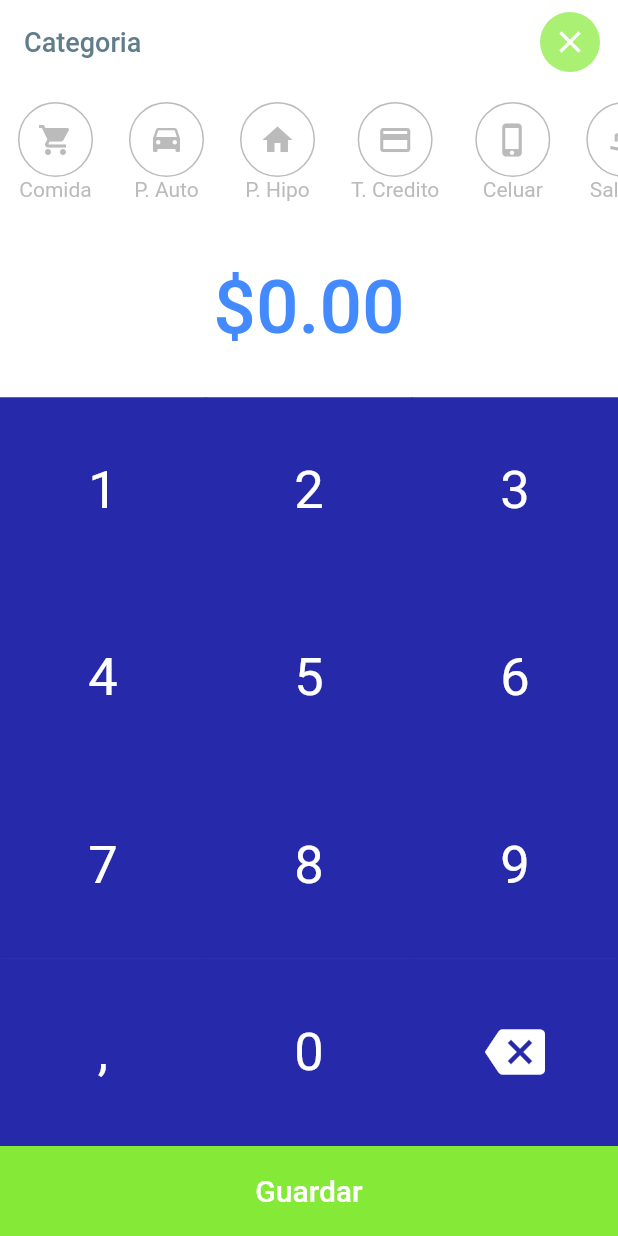
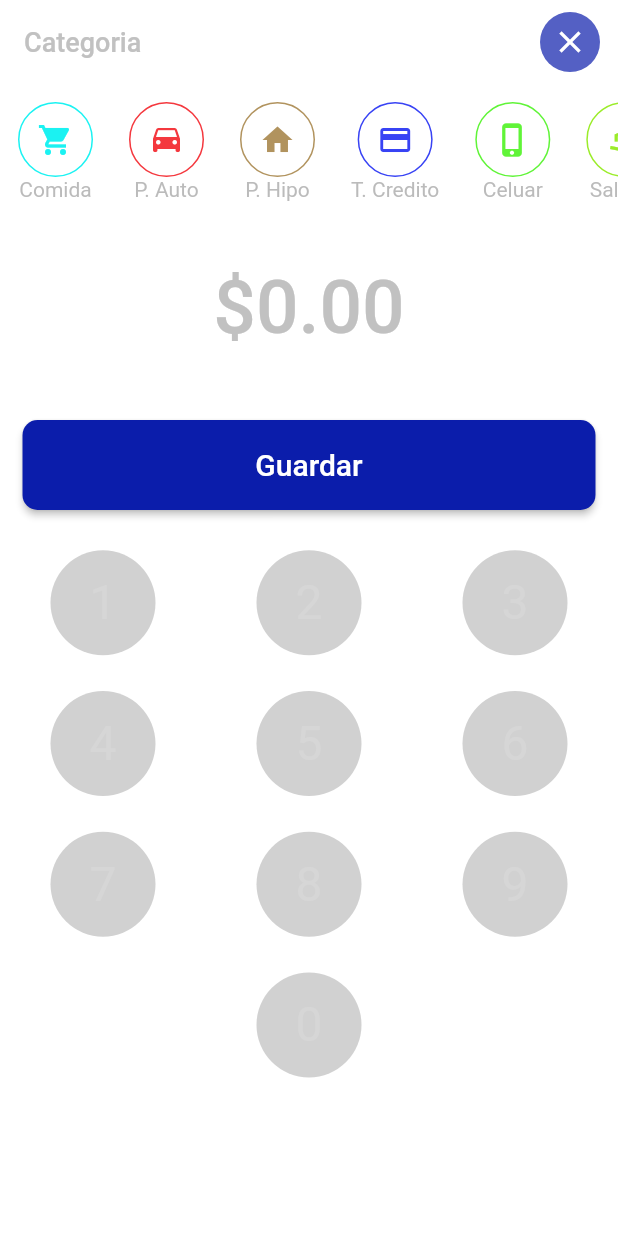
Before and after one commit to jchevalier98/FluuterApp, a Flutter app: the AddPage screen opened by its route, on a phone screen of 412 x 824 dp. Run offline on Flutter 3.47's test engine with Material 2 defaults, Android fonts, the phone set to English and light mode, and no system bars; our stand-ins replace charts_flutter, cloud_firestore, font_awesome_flutter; accounts and stored records are empty.

Commit message:
se suben cambios del menu

```diff
--- a/lib/pages/add_page.dart
+++ b/lib/pages/add_page.dart
@@ -18,12 +18,12 @@ class _AddPageState extends State<AddPage> {
     return Scaffold(
       appBar: AppBar(
         automaticallyImplyLeading: false,
-        backgroundColor: Colors.transparent,
+        backgroundColor: Colors.white,
         elevation: 0.0,
         title: Text(
           "Categoria",
           style: TextStyle(
-            color: Colors.blueGrey,
+            color: Color(0xFFc1c1c1),
             fontSize: 18.0,
             fontWeight: FontWeight.w500
           ),
@@ -34,7 +34,7 @@ class _AddPageState extends State<AddPage> {
             child: Container(
               decoration: BoxDecoration(
                 shape: BoxShape.circle,
-                color: Color(0xFF85e938).withOpacity(0.7),
+                color: Color(0xFF0b1dab).withOpacity(0.7),
               ),
               child: IconButton(
                 icon: Icon(
@@ -49,7 +49,10 @@ class _AddPageState extends State<AddPage> {
           )
         ],
       ),
-      body: _body(),
+      body: Container(
+        color: Colors.white,
+        child: _body()
+      ),
     );
   }
 
@@ -58,8 +61,11 @@ class _AddPageState extends State<AddPage> {
       children: <Widget>[
         _categorySelector(),
         _currentValue(),
-        _numpad(),
-        _submit()
+        Container(
+          padding: const EdgeInsets.all(15.0),
+          child: _submit()
+        ),
+        _numpad()
       ],
     );
   }
@@ -78,7 +84,6 @@ class _AddPageState extends State<AddPage> {
           "Ropa": FontAwesomeIcons.tshirt,
           "Alcohol": FontAwesomeIcons.beer,
           "Otros": Icons.beach_access,
-          //"Añadir": Icons.add,
         },
         onValueChanged: (newCategory) => category = newCategory,
       ),
@@ -94,7 +99,7 @@ class _AddPageState extends State<AddPage> {
         style: TextStyle(
           fontSize: 50.0,
           fontWeight: FontWeight.w500,
-          color: Colors.blueAccent
+          color: Color(0xFFc1c1c1),
         ),
       ),
     );
@@ -115,13 +120,24 @@ class _AddPageState extends State<AddPage> {
       },
       child: Container(
         height: heigth,
-        color: Color(0xFF262aaa),
+        color: Colors.white,
         child: Center(
-          child: Text(
-            text,
-            style: TextStyle(
-              color: Colors.white,
-              fontSize: 35.0
+          child: Container(
+            padding: const EdgeInsets.all(15.0),
+            width: 70,
+            height: 70,
+            decoration: new BoxDecoration(
+              color: Color(0xFFd1d1d1),
+              shape: BoxShape.circle,
+            ),
+            child: new Center(
+              child: new Text(
+                text,
+                style: TextStyle(
+                  color: Color(0xFFd6d6d6),
+                  fontSize: 32.0
+                ),
+              ),
             ),
           )
         )
@@ -132,10 +148,10 @@ class _AddPageState extends State<AddPage> {
     return Expanded(
       child: LayoutBuilder(
         builder: (BuildContext context, BoxConstraints constraint) {
-          var heigth = constraint.biggest.height / 4;
+          var heigth = constraint.biggest.height / 5;
           return Table(
             border: TableBorder.all(
-              color: Color(0xFF262aaa),
+              color: Colors.white,
               width: 1.0
             ),
             children: [
@@ -162,7 +178,11 @@ class _AddPageState extends State<AddPage> {
               ),
               TableRow(
                 children: [
-                  _num(heigth, ','),
+                  Container(
+                    color: Colors.white,
+                    height : heigth,
+                    child: Text(""),
+                  ),
                   _num(heigth, '0'),
                   GestureDetector(
                     onTap: (){
@@ -171,7 +191,7 @@ class _AddPageState extends State<AddPage> {
                       });
                     },
                     child: Container(
-                      color: Color(0xFF262aaa),
+                      color: Colors.white,
                       height : heigth,
                       child: Center(
                         child: Icon(
@@ -199,10 +219,11 @@ class _AddPageState extends State<AddPage> {
           child: Container(
             height: 60.0,
             width: double.infinity,
-            decoration: BoxDecoration(
-              color: Color(0xFF85e938),
-            ),
             child: MaterialButton(
+              shape: RoundedRectangleBorder(
+                borderRadius: new BorderRadius.circular(10.0),
+              ),
+              color: Color(0xFF0b1dab),
               child: Text(
                 "Guardar",
                 style: TextStyle(
@@ -225,7 +246,7 @@ class _AddPageState extends State<AddPage> {
                 }
                 else{
                   Scaffold.of(context).showSnackBar(
-                    SnackBar(content: Text("Recuerde seleccionar la cateegoria y monto"),)
+                    SnackBar(content: Text("Recuerde seleccionar la categoria y monto"),)
                   );
                 }
               }
--- a/lib/widget/category_selector_widget.dart
+++ b/lib/widget/category_selector_widget.dart
@@ -1,14 +1,13 @@
 import 'package:flutter/material.dart';
 
 class CategorySelectionWidget extends StatefulWidget {
+
   final Map<String, IconData> categories;
   final Function(String) onValueChanged;
 
   const CategorySelectionWidget({Key key, this.categories, this.onValueChanged}) : super(key: key);
-
   @override
-  _CategorySelectionWidgetState createState() =>
-      _CategorySelectionWidgetState();
+  _CategorySelectionWidgetState createState() => _CategorySelectionWidgetState();
 }
 
 class CategoryWidget extends StatelessWidget {
@@ -20,6 +19,28 @@ class CategoryWidget extends StatelessWidget {
 
   @override
   Widget build(BuildContext context) {
+
+    Color color;
+    if(name == "Comida"){
+      color = Color(0xFF1bf2f2);
+    }else if (name == "P. Auto"){
+      color = Color(0xFFf4383e);
+    }else if (name == "P. Hipo"){
+      color = Color(0xFFb1935e);
+    }else if (name == "T. Credito"){
+      color = Color(0xFF3843f4);
+    }else if (name == "Celuar"){
+      color = Color(0xFF60f438);
+    }else if (name == "Salidas"){
+      color = Color(0xFF9bec2a);
+    }else if (name == "Ropa"){
+      color = Color(0xFFf438ef);
+    }else if (name == "Alcohol"){
+      color = Color(0xFFe3cf0c);
+    }else{
+      color = Color(0xFFb038f4);
+    }
+
     return Padding(
       padding: const EdgeInsets.symmetric(horizontal: 12.0),
       child: Column(
@@ -31,13 +52,13 @@ class CategoryWidget extends StatelessWidget {
             decoration: BoxDecoration(
               borderRadius: BorderRadius.circular(25.0),
               border: Border.all(
-                color: selected ? Color(0xFF262aaa) : Colors.grey.withOpacity(0.7),
+                color: selected ? Color(0xFF262aaa) : color,
                 width: selected ? 3.0 : 1.0,
               ),
             ),
             child: Icon(
               icon,
-              color: selected ? Color(0xFF262aaa) : Colors.grey.withOpacity(0.7),
+              color: selected ? Color(0xFF262aaa) : color,
             ),
           ),
           Text(
```
Also changed, not shown: lib/pages/body.dart (+12 -8 lines), lib/pages/home.dart (+43 -7 lines), lib/util/chart.dart (added, +62 -0 lines), lib/util/graph_bar_widget.dart (+17 -15 lines), lib/widget/month_widget.dart (+8 -7 lines).
